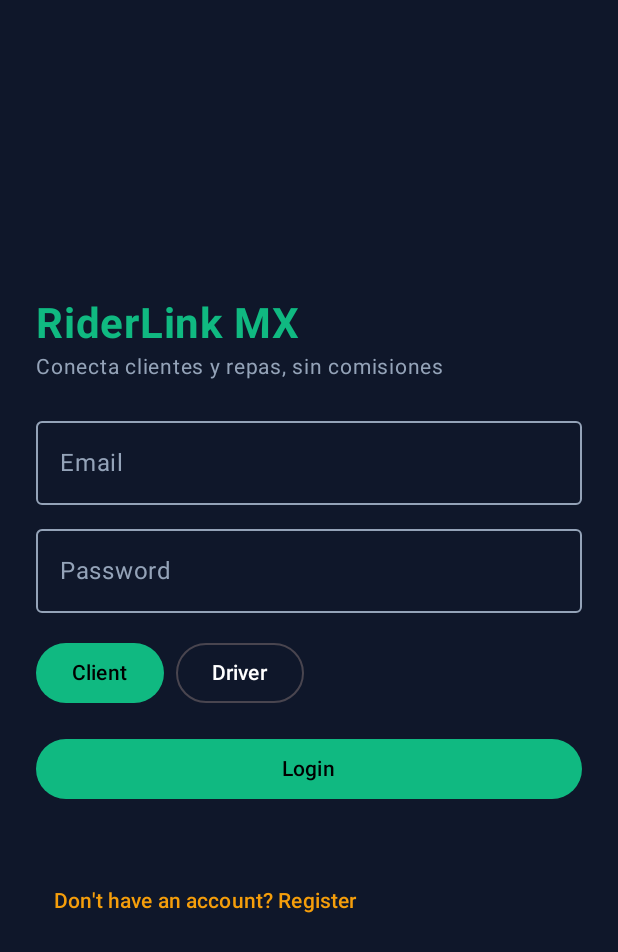
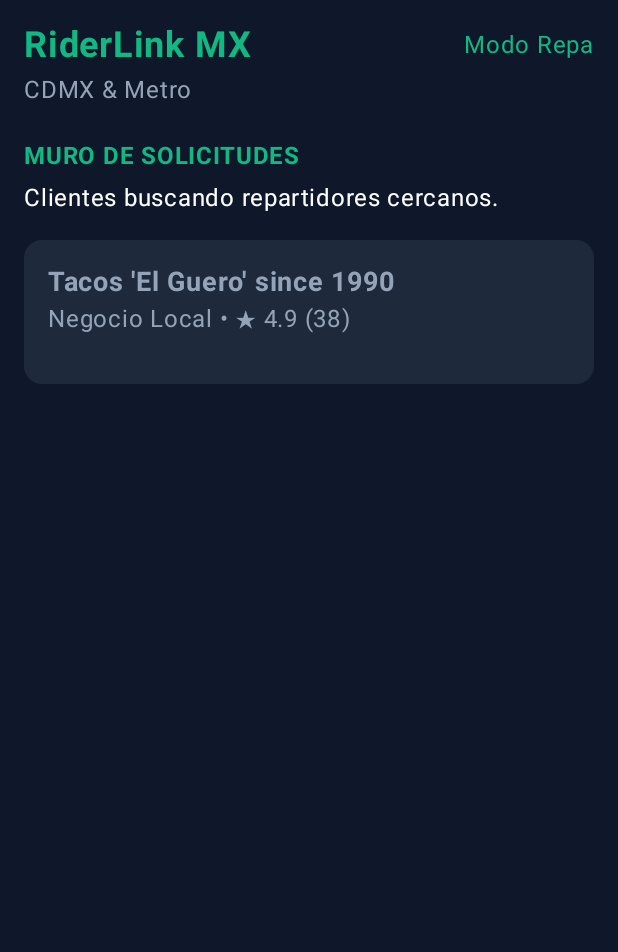
Before and after one commit to oeliud08/mandaditosApp, an Android app built with Jetpack Compose: the screen it shows after launch (MainActivity), on a phone screen of 412 x 824 dp. Shown: the top 952 px of the screen. Run offline under Robolectric (Android 15) with nearby library versions, the phone set to English and light mode, and no system bars.

Commit message:
Cards from dashboard

```diff
--- a/android-app/app/src/main/java/com/eliud/android_app/MainActivity.kt
+++ b/android-app/app/src/main/java/com/eliud/android_app/MainActivity.kt
@@ -11,6 +11,7 @@ import androidx.compose.runtime.setValue
 import com.eliud.android_app.ui.theme.AndroidappTheme
 import com.eliud.android_app.ui.theme.LoginScreen
 import com.eliud.android_app.ui.theme.RegisterScreen
+import com.eliud.android_app.ui.theme.DashboardScreen
 
 class MainActivity : ComponentActivity() {
     override fun onCreate(savedInstanceState: Bundle?) {
@@ -18,6 +19,7 @@ class MainActivity : ComponentActivity() {
         enableEdgeToEdge()
         setContent {
             AndroidappTheme {
+                /*
                 var showRegister by remember { mutableStateOf(false) }
 
                 if (showRegister) {
@@ -25,6 +27,8 @@ class MainActivity : ComponentActivity() {
                 } else {
                     LoginScreen(onGoToRegister = { showRegister = true })
                 }
+                 */
+                DashboardScreen()
             }
         }
     }
--- /dev/null
+++ b/android-app/app/src/main/java/com/eliud/android_app/ui/theme/DashboardScreen.kt
@@ -0,0 +1,93 @@
+package com.eliud.android_app.ui.theme
+import android.widget.Space
+import androidx.compose.runtime.Composable
+import androidx.compose.foundation.background
+import androidx.compose.foundation.layout.Arrangement
+import androidx.compose.foundation.layout.Column
+import androidx.compose.foundation.layout.Row
+import androidx.compose.foundation.layout.fillMaxSize
+import androidx.compose.foundation.layout.padding
+import androidx.compose.material3.Text
+import androidx.compose.ui.Modifier
+import androidx.compose.ui.unit.dp
+import androidx.compose.ui.unit.sp
+import androidx.compose.ui.Alignment
+import androidx.compose.foundation.layout.fillMaxWidth
+import androidx.compose.ui.text.font.FontWeight
+import androidx.compose.foundation.layout.Spacer
+import androidx.compose.foundation.layout.height
+import androidx.compose.material3.Card
+import androidx.compose.material3.CardDefaults
+
+
+@Composable
+//Dashboard Screen for Rider
+fun DashboardScreen(){
+    Column( //Column
+        modifier = Modifier
+            .fillMaxSize()
+            .background(RiderBackground)
+            .padding(16.dp)
+    ) {
+        Row( //Row
+            modifier = Modifier.fillMaxWidth(),
+            horizontalArrangement = Arrangement.SpaceBetween,
+            verticalAlignment = Alignment.CenterVertically
+        ) {
+            Text(
+                text = "RiderLink MX",
+                color = RiderEmerald,
+                fontSize = 24.sp,
+                fontWeight = FontWeight.Bold
+            )
+            Text(
+                text = "Modo Repa",
+                color = RiderEmerald
+            )
+        }
+        Spacer(modifier = Modifier.height(4.dp))
+
+        Text(
+            text = "CDMX & Metro",
+            color = RiderTextGrey
+        )
+
+        Spacer(modifier = Modifier.height(20.dp))
+
+        Text(
+            text = "MURO DE SOLICITUDES",
+            color = RiderEmerald,
+            fontWeight = FontWeight.Bold
+        )
+        Spacer(modifier = Modifier.height(4.dp))
+
+        Text(
+            text = "Clientes buscando repartidores cercanos.",
+            color = RiderText
+        )
+        Spacer(modifier = Modifier.height(16.dp))
+
+        //Card creation
+        Card(
+            modifier = Modifier.fillMaxWidth(),
+            colors = CardDefaults.cardColors(
+                    containerColor = RiderSurface)
+        ) {
+            Column(
+                modifier = Modifier.padding(16.dp)
+            ) {
+                Text(
+                    text = "Tacos 'El Guero' since 1990",
+                    color = RiderTextGrey,
+                    fontWeight = FontWeight.Bold,
+                    fontSize = 18.sp
+                )
+                Text(
+                    text = "Negocio Local • ★ 4.9 (38)",
+                    color = RiderTextGrey
+                )
+                Spacer(modifier = Modifier.height(16.dp))
+            }
+        }
+    }
+}
```
